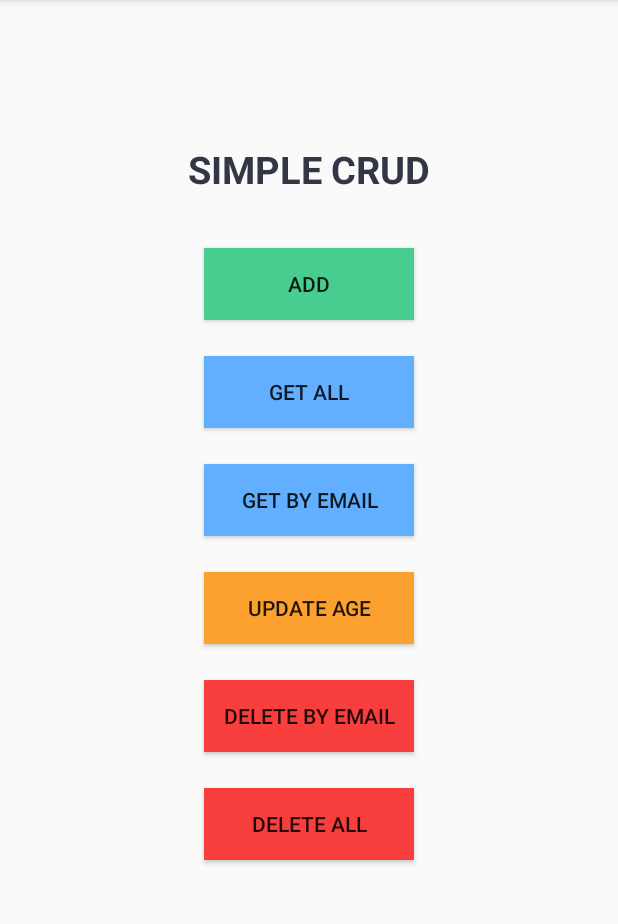
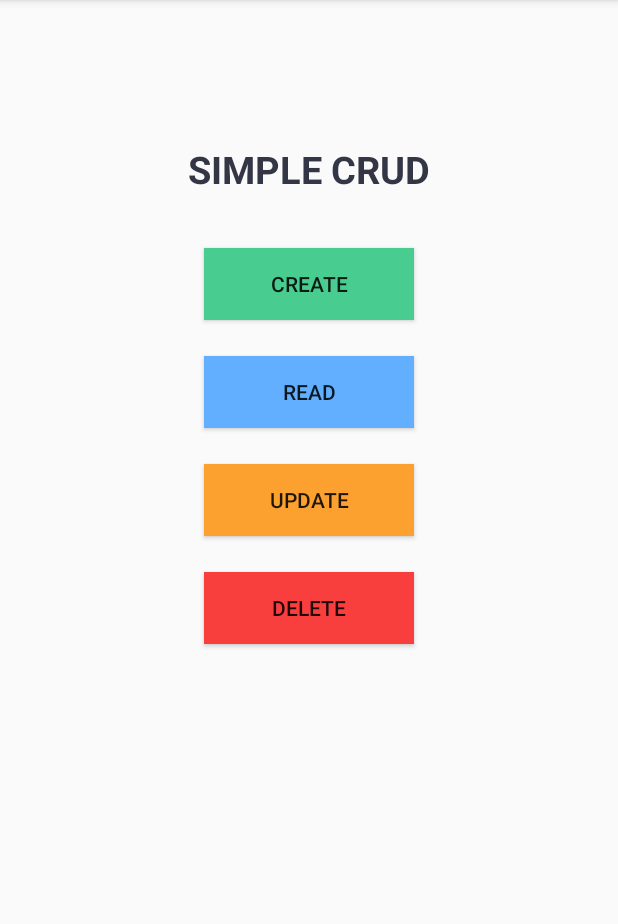
Before and after one commit to RobertKrzywina/Android-Applications, an Android app: the screen it shows after launch (MainActivity), on a phone screen of 412 x 824 dp, the part 84-1008 px from its top. Run offline under Robolectric (Android 15) with nearby library versions, the phone set to English and light mode, and no system bars; libraries missing offline, so code that uses them is left out: org.springframework.http.

Commit message:
Mobile CRUD: Refactor code

```diff
--- a/Mobile CRUD/client/app/src/main/java/pl/android/client/user/dto/CreateUserDto.java
+++ b/Mobile CRUD/client/app/src/main/java/pl/android/client/user/dto/CreateUserDto.java
@@ -16,7 +16,7 @@ public class CreateUserDto {
     @JsonProperty("age")
     private String age;
 
-        public CreateUserDto(String email, String firstName, String lastName, String age) {
+    public CreateUserDto(String email, String firstName, String lastName, String age) {
         this.email = email;
         this.firstName = firstName;
         this.lastName = lastName;
--- a/Mobile CRUD/client/app/src/main/java/pl/android/client/user/dto/UserDto.java
+++ b/Mobile CRUD/client/app/src/main/java/pl/android/client/user/dto/UserDto.java
@@ -1,6 +1,7 @@
 package pl.android.client.user.dto;
 
 import androidx.annotation.NonNull;
+
 import com.fasterxml.jackson.annotation.JsonProperty;
 
 public class UserDto {
--- a/Mobile CRUD/client/app/src/main/java/pl/android/client/util/NotificationUtil.java
+++ b/Mobile CRUD/client/app/src/main/java/pl/android/client/util/NotificationUtil.java
@@ -1,16 +1,18 @@
 package pl.android.client.util;
 
-import android.app.Application;
 import android.text.Html;
 import android.widget.Toast;
+import android.app.Application;
 
 public final class NotificationUtil {
 
     public static void showErrorNotification(Application activity, String msg) {
+
         Toast.makeText(activity, Html.fromHtml("<font color=\"red\"><big><b>" + msg + "</b></big></font>"), Toast.LENGTH_SHORT).show();
     }
 
     public static void showSuccessNotification(Application activity, String msg) {
+
         Toast.makeText(activity, Html.fromHtml("<font color=\"green\"><big><b>" + msg + "</b></big></font>"), Toast.LENGTH_SHORT).show();
     }
 }
--- a/Mobile CRUD/client/app/src/main/res/layout/activity_add_user.xml
+++ b/Mobile CRUD/client/app/src/main/res/layout/activity_add_user.xml
@@ -90,7 +90,7 @@
             app:layout_constraintVertical_bias="0.53"/>
 
     <Button
-            android:text="@string/add"
+            android:text="@string/create"
             android:layout_width="140dp"
             android:layout_height="wrap_content"
             tools:layout_editor_absoluteY="16dp"
--- a/Mobile CRUD/client/app/src/main/res/layout/activity_main.xml
+++ b/Mobile CRUD/client/app/src/main/res/layout/activity_main.xml
@@ -22,7 +22,7 @@
             app:layout_constraintVertical_bias="0.13"/>
 
     <Button
-            android:text="@string/add"
+            android:text="@string/create"
             android:layout_width="140dp"
             android:layout_height="wrap_content"
             tools:layout_editor_absoluteY="16dp"
@@ -37,7 +37,7 @@
             app:layout_constraintVertical_bias="0.23"/>
 
     <Button
-            android:text="@string/getAll"
+            android:text="@string/read"
             android:layout_width="140dp"
             android:layout_height="wrap_content"
             tools:layout_editor_absoluteY="16dp"
@@ -52,22 +52,7 @@
             app:layout_constraintVertical_bias="0.33"/>
 
     <Button
-            android:text="@string/getByEmail"
-            android:layout_width="140dp"
-            android:layout_height="wrap_content"
-            tools:layout_editor_absoluteY="16dp"
-            tools:layout_editor_absoluteX="157dp"
-            android:id="@+id/getByEmailBtn"
-            android:onClick="getByEmail"
-            android:background="#61AFFE"
-            app:layout_constraintBottom_toBottomOf="parent"
-            app:layout_constraintLeft_toLeftOf="parent"
-            app:layout_constraintRight_toRightOf="parent"
-            app:layout_constraintTop_toTopOf="parent"
-            app:layout_constraintVertical_bias="0.43"/>
-
-    <Button
-            android:text="@string/updateAge"
+            android:text="@string/update"
             android:layout_width="140dp"
             android:layout_height="wrap_content"
             tools:layout_editor_absoluteY="16dp"
@@ -79,25 +64,10 @@
             app:layout_constraintLeft_toLeftOf="parent"
             app:layout_constraintRight_toRightOf="parent"
             app:layout_constraintTop_toTopOf="parent"
-            app:layout_constraintVertical_bias="0.53"/>
+            app:layout_constraintVertical_bias="0.43"/>
 
     <Button
-            android:text="@string/deleteByEmail"
-            android:layout_width="140dp"
-            android:layout_height="wrap_content"
-            tools:layout_editor_absoluteY="16dp"
-            tools:layout_editor_absoluteX="157dp"
-            android:id="@+id/deleteByEmailBtn"
-            android:onClick="deleteByEmail"
-            android:background="#F93E3E"
-            app:layout_constraintBottom_toBottomOf="parent"
-            app:layout_constraintLeft_toLeftOf="parent"
-            app:layout_constraintRight_toRightOf="parent"
-            app:layout_constraintTop_toTopOf="parent"
-            app:layout_constraintVertical_bias="0.63"/>
-
-    <Button
-            android:text="@string/deleteAll"
+            android:text="@string/delete"
             android:layout_width="140dp"
             android:layout_height="wrap_content"
             tools:layout_editor_absoluteY="16dp"
@@ -109,6 +79,6 @@
             app:layout_constraintLeft_toLeftOf="parent"
             app:layout_constraintRight_toRightOf="parent"
             app:layout_constraintTop_toTopOf="parent"
-            app:layout_constraintVertical_bias="0.73"/>
+            app:layout_constraintVertical_bias="0.53"/>
 
 </androidx.constraintlayout.widget.ConstraintLayout>
--- a/Mobile CRUD/client/app/src/main/res/layout/activity_update_age.xml
+++ b/Mobile CRUD/client/app/src/main/res/layout/activity_update_age.xml
@@ -36,7 +36,7 @@
             app:layout_constraintVertical_bias="0.43"/>
 
     <Button
-            android:text="@string/updateAge"
+            android:text="@string/update"
             android:layout_width="140dp"
             android:layout_height="wrap_content"
             tools:layout_editor_absoluteY="16dp"
--- a/Mobile CRUD/client/app/src/main/res/values/strings.xml
+++ b/Mobile CRUD/client/app/src/main/res/values/strings.xml
@@ -1,12 +1,10 @@
 <resources>
     <string name="app_name">client</string>
     <string name="simpleCrud">SIMPLE CRUD</string>
-    <string name="add">ADD</string>
-    <string name="getAll">GET ALL</string>
-    <string name="getByEmail">GET BY EMAIL</string>
-    <string name="updateAge">UPDATE AGE</string>
-    <string name="deleteByEmail">DELETE BY EMAIL</string>
-    <string name="deleteAll">DELETE ALL</string>
+    <string name="create">CREATE</string>
+    <string name="read">READ</string>
+    <string name="update">UPDATE</string>
+    <string name="delete">DELETE</string>
 
     <!-- AddUserActivity -->
     <string name="addUser">Add user</string>
```
Also changed, not shown: Mobile CRUD/client/app/src/main/java/pl/android/client/MainActivity.java (+26 -42 lines), Mobile CRUD/client/app/src/main/java/pl/android/client/activity/AddUserActivity.java (+5 -5 lines), Mobile CRUD/client/app/src/main/java/pl/android/client/activity/UpdateUserAgeActivity.java (+5 -3 lines), Mobile CRUD/client/app/src/main/java/pl/android/client/activity/UsersActivity.java (+10 -8 lines), Mobile CRUD/client/app/src/main/java/pl/android/client/user/UserHttpTask.java (+12 -10 lines), Mobile CRUD/client/app/src/main/java/pl/android/client/util/UrlUtil.java (+3 -5 lines).
